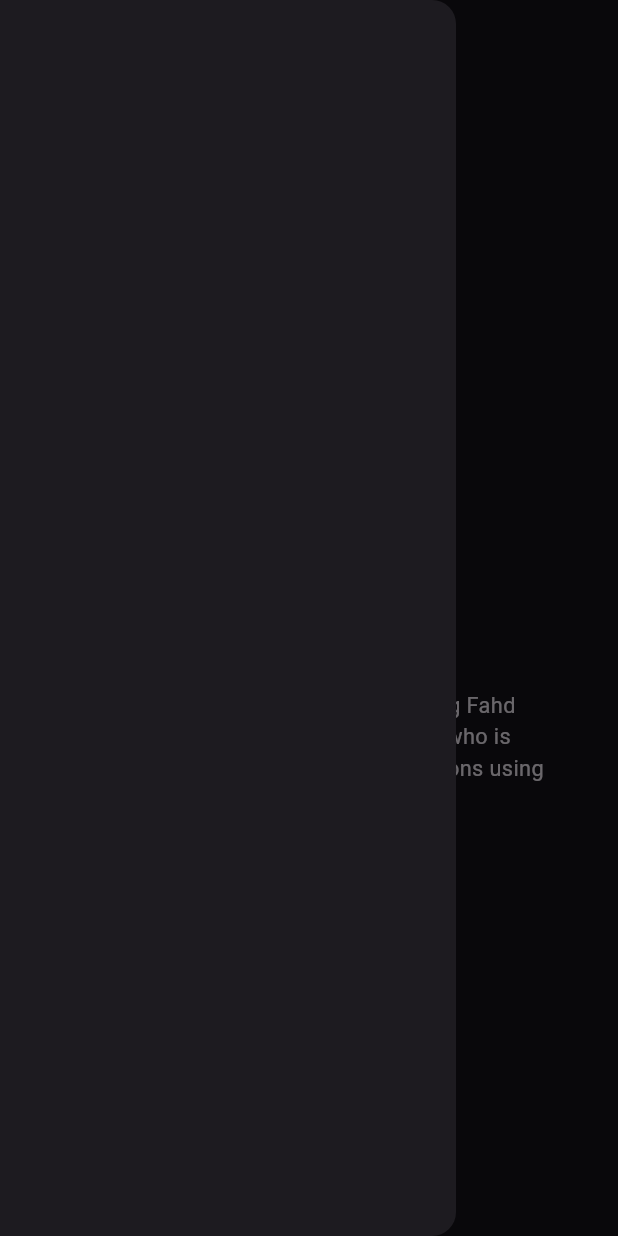
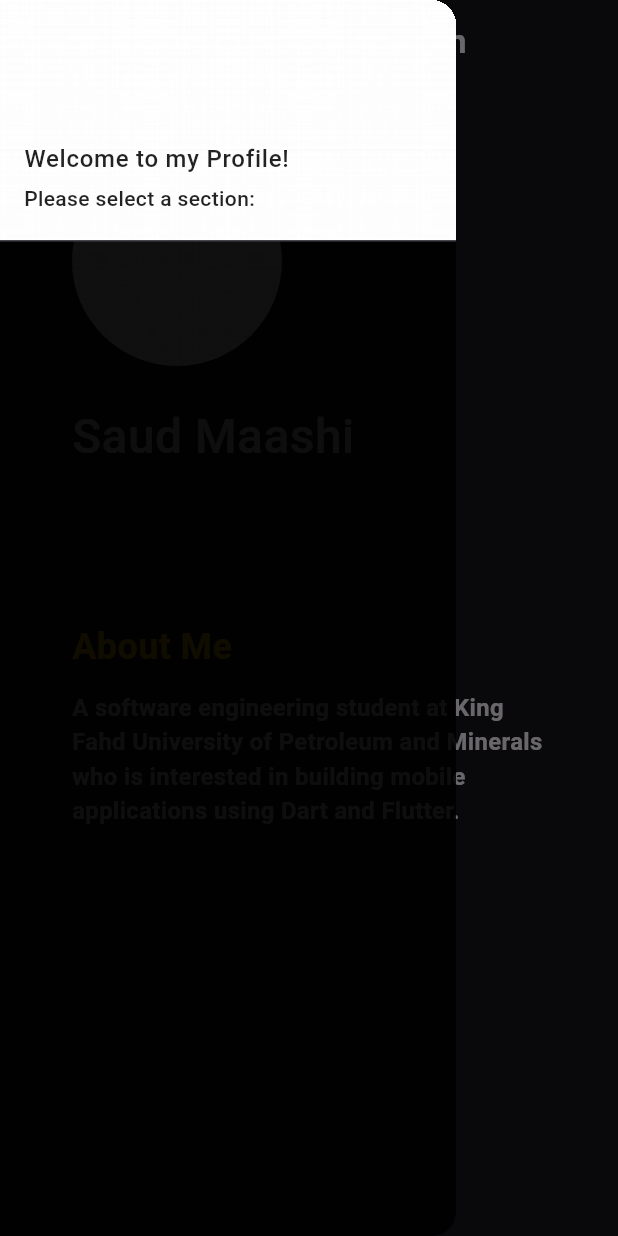
Before and after one commit to SaudMaashi/my_cv, a Flutter app: the screen it shows after launch, with the side drawer open, on a phone screen of 412 x 824 dp. Run offline on Flutter 3.47's test engine with Material 3 defaults, Android fonts, the phone set to English and light mode, and no system bars.

Commit message:
Adding Styling

```diff
--- a/lib/screens/main_screen.dart
+++ b/lib/screens/main_screen.dart
@@ -16,6 +16,13 @@ class MainScreen extends StatelessWidget {
 
   AppBar buildAppBar() {
     return AppBar(
+      centerTitle: true,
+      title: const Text(
+        "For more information",
+        style: TextStyle(
+          fontWeight: FontWeight.bold,
+        ),
+      ),
       backgroundColor: Colors.transparent,
     );
   }
--- a/lib/widgets/drawer_side_meni.dart
+++ b/lib/widgets/drawer_side_meni.dart
@@ -5,6 +5,34 @@ class DrawerSideMenu extends StatelessWidget {
 
   @override
   Widget build(BuildContext context) {
-    return const Drawer();
+    return Drawer(
+      backgroundColor: Colors.black87,
+      child: ListView(
+        children: const [
+          UserAccountsDrawerHeader(
+            accountName: Text(
+              "Welcome to my Profile!",
+              style: TextStyle(
+                fontWeight: FontWeight.w500,
+                color: Colors.black87,
+              ),
+            ),
+            accountEmail: Text(
+              "Please select a section:",
+              style: TextStyle(
+                fontWeight: FontWeight.w500,
+                color: Colors.black87,
+              ),
+            ),
+            decoration: BoxDecoration(
+              image: DecorationImage(
+                image: AssetImage("assets/images/moon.jpeg"),
+                fit: BoxFit.cover,
+              ),
+            ),
+          ),
+        ],
+      ),
+    );
   }
 }
--- a/lib/widgets/main_screen_body.dart
+++ b/lib/widgets/main_screen_body.dart
@@ -15,7 +15,7 @@ class MainScreenBody extends StatelessWidget {
           children: [
             CircleAvatar(
               radius: 70,
-              backgroundColor: Colors.white,
+              backgroundColor: Color(0xFF1C1C1C),
               backgroundImage: AssetImage("assets/images/moon.jpeg"),
             ),
             SizedBox(
@@ -23,7 +23,7 @@ class MainScreenBody extends StatelessWidget {
             ),
             Text(
               "Saud Maashi",
-              style: TextStyle(fontSize: 32, fontWeight: FontWeight.w400),
+              style: TextStyle(fontSize: 32, fontWeight: FontWeight.w500),
             ),
             SizedBox(
               height: 100,
@@ -32,22 +32,28 @@ class MainScreenBody extends StatelessWidget {
               children: [
                 Text(
                   "About Me",
-                  style: TextStyle(fontSize: 24),
+                  style: TextStyle(
+                    color: Colors.amber,
+                    fontSize: 24,
+                    fontWeight: FontWeight.bold,
+                  ),
                 ),
               ],
             ),
             SizedBox(
               height: 12,
             ),
-            Row(
-              children: [
-                Text(
-                  "A software engineering student at King Fahd\nUniversity of Petroleum and Minerals who is\ninterested in building mobile applications using\nDart and Flutter.",
-                  style: TextStyle(
-                    fontSize: 14.5,
+            Padding(
+              padding: EdgeInsets.only(right: 48),
+              child: Row(
+                children: [
+                  Text(
+                    "A software engineering student at King\nFahd University of Petroleum and Minerals\nwho is interested in building mobile\napplications using Dart and Flutter.",
+                    style:
+                        TextStyle(fontSize: 15.9, fontWeight: FontWeight.bold),
                   ),
-                ),
-              ],
+                ],
+              ),
             ),
           ],
         ),
```
Also changed, not shown: assets/images/moon.jpeg.
